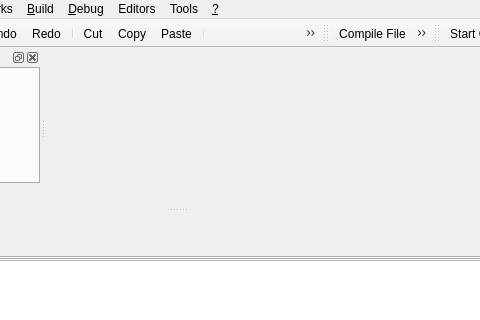
The window that ui/main.ui (google-code-export/qdevelop) describes before a commit, drawn with Qt 5; both pictures show x 220 to 700 and y 0 to 320 of the 795 by 506 pixel window.
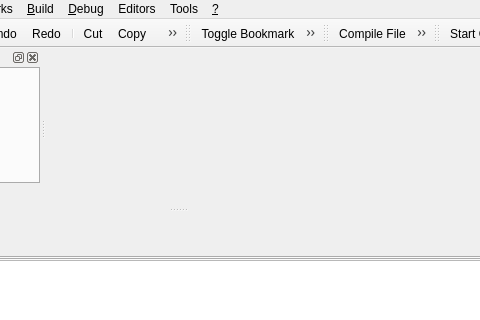
The same window after the commit. Icons and pictures are not drawn. Custom widgets are drawn as their Qt base class.

Commit message: - The settings are now written in qdevelop.ini file in the user home directory. - The database of project is named "qdevelop-settings.db" in project directory. - Add "Next Bookmark" and "Previous Bookmark" to menu Bookmark. - Add Bookmarks toolbar. - Save bookmarks and breakpoints in project settings - Add "console" to CONFIG variable in (.pro) file for new projects to have qDebug() written on debug console under Windows. - Add Russian translation - The Default projects directory can be set in options dialog.

Diff of the .ui file:
```diff
--- a/ui/main.ui
+++ b/ui/main.ui
@@ -686,6 +686,18 @@
    <addaction name="actionIndent" />
    <addaction name="actionUnindent" />
   </widget>
+  <widget class="QToolBar" name="toolBarBookmarks" >
+   <property name="orientation" >
+    <enum>Qt::Horizontal</enum>
+   </property>
+   <attribute name="toolBarArea" >
+    <number>4</number>
+   </attribute>
+   <addaction name="actionToggleBookmark" />
+   <addaction name="actionNextBookmark" />
+   <addaction name="actionPreviousBookmark" />
+   <addaction name="actionClearAllBookmarks" />
+  </widget>
   <widget class="QToolBar" name="toolBarBuild" >
    <property name="windowTitle" >
     <string>Build Toolbar</string>
@@ -1393,22 +1405,35 @@
     <string>External Tools...</string>
    </property>
   </action>
+  <action name="actionNextBookmark" >
+   <property name="icon" >
+    <iconset resource="../resources/resources.qrc" >:/divers/images/bookmarknext.png</iconset>
+   </property>
+   <property name="text" >
+    <string>Next Bookmark</string>
+   </property>
+  </action>
+  <action name="actionPreviousBookmark" >
+   <property name="icon" >
+    <iconset resource="../resources/resources.qrc" >:/divers/images/bookmarkprevious.png</iconset>
+   </property>
+   <property name="text" >
+    <string>Previous Bookmark</string>
+   </property>
+  </action>
  </widget>
  <pixmapfunction></pixmapfunction>
  <customwidgets>
+  <customwidget>
+   <class>TreeClasses</class>
+   <extends>QTreeWidget</extends>
+   <header>treeclasses.h</header>
+  </customwidget>
   <customwidget>
    <class>TreeProject</class>
    <extends>QWidget</extends>
    <header>treeproject.h</header>
    <container>1</container>
-   <pixmap></pixmap>
-  </customwidget>
-  <customwidget>
-   <class>TreeClasses</class>
-   <extends>QTreeWidget</extends>
-   <header>treeclasses.h</header>
-   <container>0</container>
-   <pixmap></pixmap>
   </customwidget>
  </customwidgets>
  <resources>
```
Left out of the diff: 45 changed lines with no effect on the pictures. The commit also changes 37 other files.
